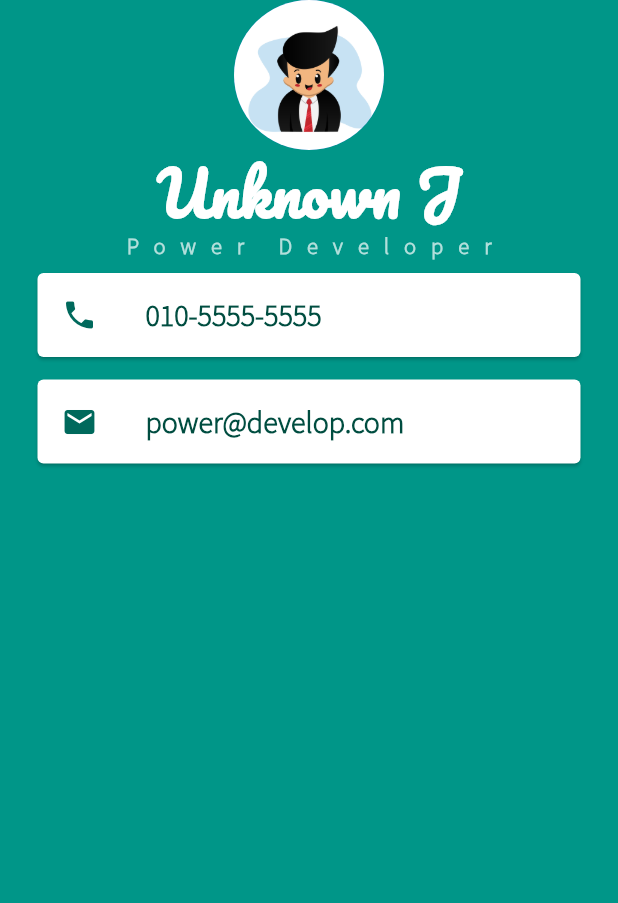
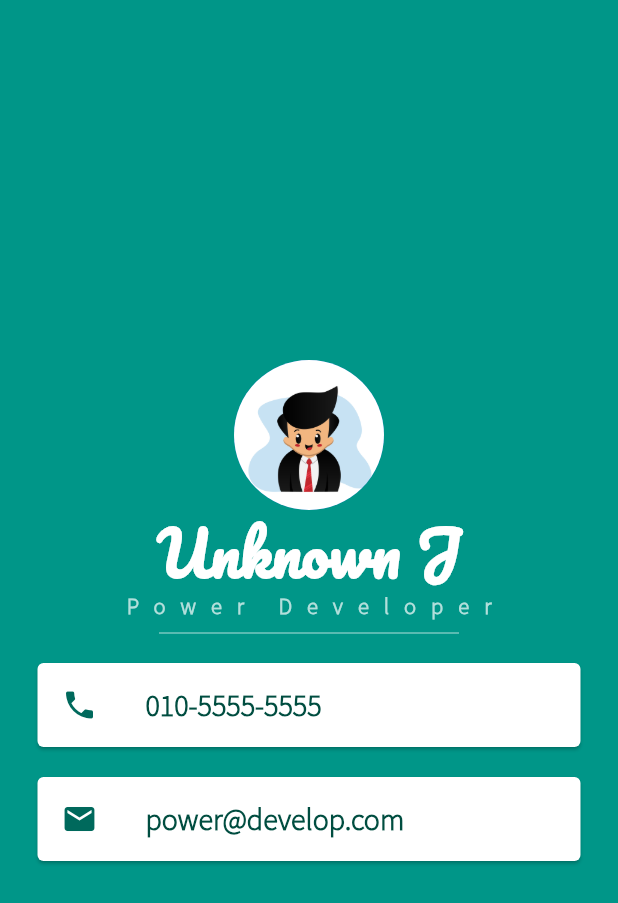
Before and after one commit to korca0220/Flutter_project, a Flutter app: the screen it shows after launch, on a phone screen of 412 x 824 dp. Shown: the top 903 px of the screen. Run offline on Flutter 3.47's test engine with Material 2 defaults, Android fonts, the phone set to English and light mode, and no system bars; our stand-ins replace sqflite; accounts and stored records are empty.

Commit message:
마무리 https://github.com/korca0220/Flutter_project/issues/14

```diff
--- a/mi_card_flutter/lib/main.dart
+++ b/mi_card_flutter/lib/main.dart
@@ -12,6 +12,7 @@ class MyApp extends StatelessWidget {
         backgroundColor: Colors.teal,
         body: SafeArea(
             child: Column(
+          mainAxisAlignment: MainAxisAlignment.center,
           children: <Widget>[
             CircleAvatar(
               radius: 50,
@@ -36,6 +37,13 @@ class MyApp extends StatelessWidget {
                   fontWeight: FontWeight.bold,
                   color: Colors.teal.shade100),
             ),
+            SizedBox(
+              height: 20,
+              width: 200,
+              child: Divider(
+                color: Colors.teal.shade100,
+              ),
+            ),
             Card(
               margin: EdgeInsets.symmetric(vertical: 10, horizontal: 25),
               color: Colors.white,
@@ -54,7 +62,7 @@ class MyApp extends StatelessWidget {
                   )),
             ),
             Card(
-                margin: EdgeInsets.symmetric(vertical: 5, horizontal: 25),
+                margin: EdgeInsets.symmetric(vertical: 10, horizontal: 25),
                 color: Colors.white,
                 child: ListTile(
                   leading: Icon(
```
